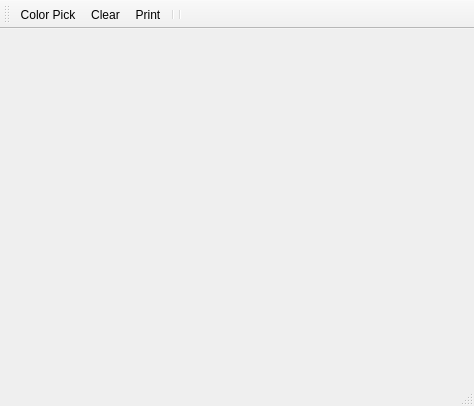
The window that mainwindow.ui (htmos6/Autonomous-Master-Robot-GUI) describes before a commit, drawn with Qt 5.
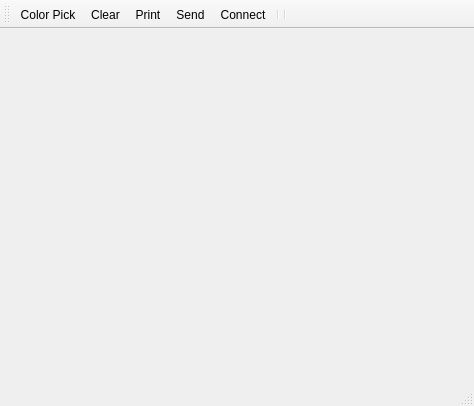
The same window after the commit.

Commit message: Send, connect buttons are added. QtDocumentation is added.

What changed in the file:
```diff
--- a/mainwindow.ui
+++ b/mainwindow.ui
@@ -34,6 +34,8 @@
    <addaction name="actionColorPick"/>
    <addaction name="actionClear"/>
    <addaction name="actionPrint"/>
+   <addaction name="actionSend"/>
+   <addaction name="actionConnect"/>
    <addaction name="separator"/>
    <addaction name="separator"/>
   </widget>
@@ -56,6 +58,16 @@
     <string>Print</string>
    </property>
   </action>
+  <action name="actionSend">
+   <property name="text">
+    <string>Send</string>
+   </property>
+  </action>
+  <action name="actionConnect">
+   <property name="text">
+    <string>Connect</string>
+   </property>
+  </action>
  </widget>
  <layoutdefault spacing="6" margin="11"/>
  <resources/>
```
Left out of the diff: 2 changed lines with no effect on the pictures. The commit also changes 5 other files.
